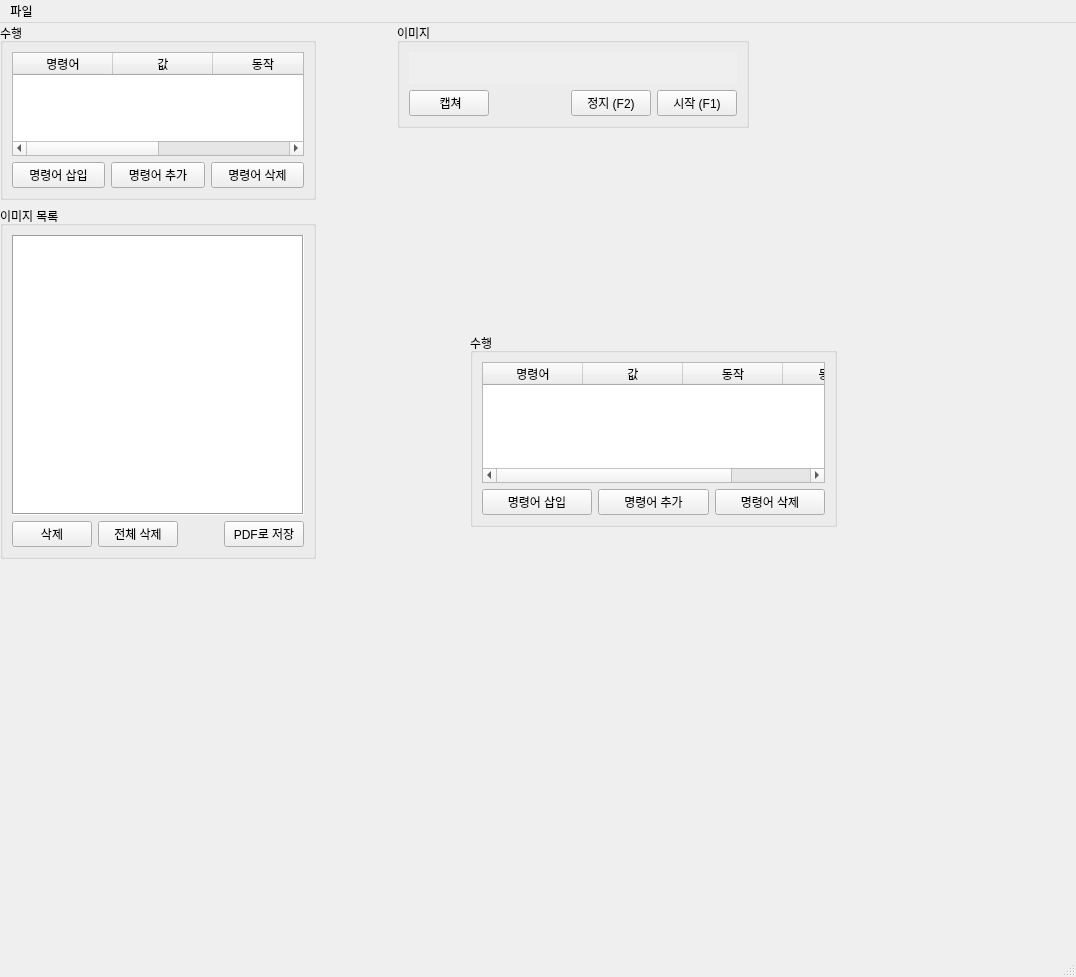
Old version of the form ui/main_window.ui in the repository gyuha/capture-macro2.
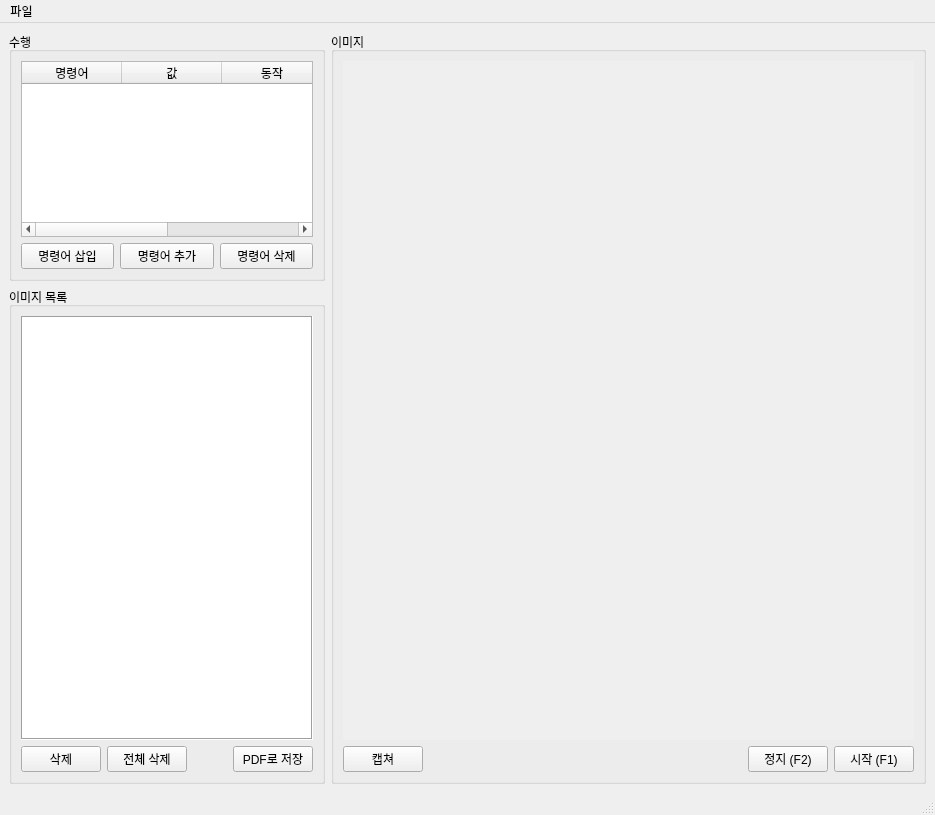
New version of the form.

```diff
--- a/ui/main_window.ui
+++ b/ui/main_window.ui
@@ -6,193 +6,16 @@
    <rect>
     <x>0</x>
     <y>0</y>
-    <width>1076</width>
-    <height>977</height>
+    <width>935</width>
+    <height>815</height>
    </rect>
   </property>
   <property name="windowTitle">
    <string>캡쳐 매크로</string>
   </property>
   <widget class="QWidget" name="centralwidget">
-   <widget class="QGroupBox" name="groupBox_3">
-    <property name="geometry">
-     <rect>
-      <x>397</x>
-      <y>0</y>
-      <width>352</width>
-      <height>105</height>
-     </rect>
-    </property>
-    <property name="title">
-     <string>이미지</string>
-    </property>
-    <layout class="QVBoxLayout" name="verticalLayout_4" stretch="1,0">
+   <layout class="QHBoxLayout" name="horizontalLayout_2" stretch="0,1">
      <item>
-      <widget class="QLabel" name="lbPreview">
-       <property name="sizeIncrement">
-        <size>
-         <width>0</width>
-         <height>0</height>
-        </size>
-       </property>
-       <property name="font">
-        <font>
-         <weight>50</weight>
-         <bold>false</bold>
-        </font>
-       </property>
-       <property name="autoFillBackground">
-        <bool>true</bool>
-       </property>
-       <property name="text">
-        <string/>
-       </property>
-      </widget>
-     </item>
-     <item>
-      <layout class="QHBoxLayout" name="horizontalLayout">
-       <item>
-        <widget class="QPushButton" name="btnCapture">
-         <property name="font">
-          <font>
-           <weight>50</weight>
-           <bold>false</bold>
-          </font>
-         </property>
-         <property name="text">
-          <string> 캡쳐</string>
-         </property>
-        </widget>
-       </item>
-       <item>
-        <spacer name="horizontalSpacer_3">
-         <property name="orientation">
-          <enum>Qt::Horizontal</enum>
-         </property>
-         <property name="sizeHint" stdset="0">
-          <size>
-           <width>40</width>
-           <height>20</height>
-          </size>
-         </property>
-        </spacer>
-       </item>
-       <item>
-        <widget class="QPushButton" name="btnStop">
-         <property name="font">
-          <font>
-           <weight>50</weight>
-           <bold>false</bold>
-          </font>
-         </property>
-         <property name="text">
-          <string>정지 (F2)</string>
-         </property>
-        </widget>
-       </item>
-       <item>
-        <widget class="QPushButton" name="btnStart">
-         <property name="font">
-          <font>
-           <weight>50</weight>
-           <bold>false</bold>
-          </font>
-         </property>
-         <property name="text">
-          <string>시작 (F1)</string>
-         </property>
-        </widget>
-       </item>
-      </layout>
-     </item>
-    </layout>
-   </widget>
-   <widget class="QGroupBox" name="groupBox_4">
-    <property name="geometry">
-     <rect>
-      <x>470</x>
-      <y>310</y>
-      <width>367</width>
-      <height>194</height>
-     </rect>
-    </property>
-    <property name="title">
-     <string>수행</string>
-    </property>
-    <layout class="QVBoxLayout" name="verticalLayout_3">
-     <item>
-      <widget class="QTableWidget" name="macroTable_2">
-       <property name="sizePolicy">
-        <sizepolicy hsizetype="Expanding" vsizetype="Expanding">
-         <horstretch>0</horstretch>
-         <verstretch>1</verstretch>
-        </sizepolicy>
-       </property>
-       <property name="font">
-        <font>
-         <weight>50</weight>
-         <bold>false</bold>
-        </font>
-       </property>
-       <property name="rowCount">
-        <number>0</number>
-       </property>
-       <attribute name="verticalHeaderVisible">
-        <bool>true</bool>
-       </attribute>
-       <attribute name="verticalHeaderHighlightSections">
-        <bool>true</bool>
-       </attribute>
-       <column>
-        <property name="text">
-         <string>명령어</string>
-        </property>
-       </column>
-       <column>
-        <property name="text">
-         <string>값</string>
-        </property>
-       </column>
-       <column>
-        <property name="text">
-         <string>동작</string>
-        </property>
-       </column>
-       <column>
-        <property name="text">
-         <string>동작2</string>
-        </property>
-       </column>
-      </widget>
-     </item>
-     <item>
-      <layout class="QHBoxLayout" name="horizontalLayout_6">
-       <item>
-        <widget class="QPushButton" name="btnPreConfigInsert">
-         <property name="text">
-          <string>명령어 삽입</string>
-         </property>
-        </widget>
-       </item>
-       <item>
-        <widget class="QPushButton" name="btnPreConfigAdd">
-         <property name="text">
-          <string>명령어 추가</string>
-         </property>
-        </widget>
-       </item>
-       <item>
-        <widget class="QPushButton" name="btnPreConfigRemove">
-         <property name="text">
-          <string>명령어 삭제</string>
-         </property>
-        </widget>
-       </item>
-      </layout>
-     </item>
-    </layout>
-   </widget>
-   <widget class="QWidget" name="">
     <layout class="QVBoxLayout" name="verticalLayout_5" stretch="1,2">
      <item>
       <widget class="QGroupBox" name="groupBox">
@@ -314,6 +137,12 @@
          <layout class="QHBoxLayout" name="horizontalLayout_5">
           <item>
            <widget class="QPushButton" name="btnDeleteFile_2">
+             <property name="minimumSize">
+              <size>
+               <width>60</width>
+               <height>0</height>
+              </size>
+             </property>
             <property name="text">
              <string>삭제</string>
             </property>
@@ -352,14 +181,120 @@
       </widget>
      </item>
     </layout>
-   </widget>
+    </item>
+    <item>
+     <widget class="QGroupBox" name="groupBox_3">
+      <property name="title">
+       <string>이미지</string>
+      </property>
+      <layout class="QVBoxLayout" name="verticalLayout_4" stretch="1,0">
+       <item>
+        <widget class="QLabel" name="lbPreview">
+         <property name="sizeIncrement">
+          <size>
+           <width>0</width>
+           <height>0</height>
+          </size>
+         </property>
+         <property name="font">
+          <font>
+           <weight>50</weight>
+           <bold>false</bold>
+          </font>
+         </property>
+         <property name="autoFillBackground">
+          <bool>true</bool>
+         </property>
+         <property name="text">
+          <string/>
+         </property>
+        </widget>
+       </item>
+       <item>
+        <layout class="QHBoxLayout" name="horizontalLayout">
+         <item>
+          <widget class="QPushButton" name="btnCapture">
+           <property name="minimumSize">
+            <size>
+             <width>60</width>
+             <height>0</height>
+            </size>
+           </property>
+           <property name="font">
+            <font>
+             <weight>50</weight>
+             <bold>false</bold>
+            </font>
+           </property>
+           <property name="text">
+            <string>캡쳐</string>
+           </property>
+          </widget>
+         </item>
+         <item>
+          <spacer name="horizontalSpacer_3">
+           <property name="orientation">
+            <enum>Qt::Horizontal</enum>
+           </property>
+           <property name="sizeHint" stdset="0">
+            <size>
+             <width>40</width>
+             <height>20</height>
+            </size>
+           </property>
+          </spacer>
+         </item>
+         <item>
+          <widget class="QPushButton" name="btnStop">
+           <property name="minimumSize">
+            <size>
+             <width>50</width>
+             <height>0</height>
+            </size>
+           </property>
+           <property name="font">
+            <font>
+             <weight>50</weight>
+             <bold>false</bold>
+            </font>
+           </property>
+           <property name="text">
+            <string>정지 (F2)</string>
+           </property>
+          </widget>
+         </item>
+         <item>
+          <widget class="QPushButton" name="btnStart">
+           <property name="minimumSize">
+            <size>
+             <width>50</width>
+             <height>0</height>
+            </size>
+           </property>
+           <property name="font">
+            <font>
+             <weight>50</weight>
+             <bold>false</bold>
+            </font>
+           </property>
+           <property name="text">
+            <string>시작 (F1)</string>
+           </property>
+          </widget>
+         </item>
+        </layout>
+       </item>
+      </layout>
+     </widget>
+    </item>
+   </layout>
   </widget>
   <widget class="QMenuBar" name="menubar">
    <property name="geometry">
     <rect>
      <x>0</x>
      <y>0</y>
-     <width>1076</width>
+     <width>935</width>
      <height>24</height>
     </rect>
    </property>
```
Lines whose indentation alone changed are shown as unchanged.
